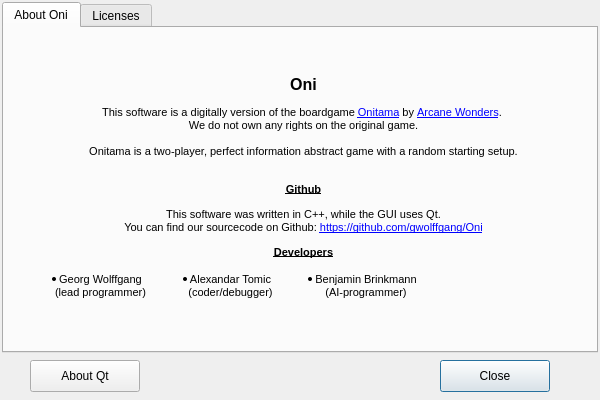
Above: aboutwindow.ui from gwolffgang/Oni before the change. Below: the same form after it.
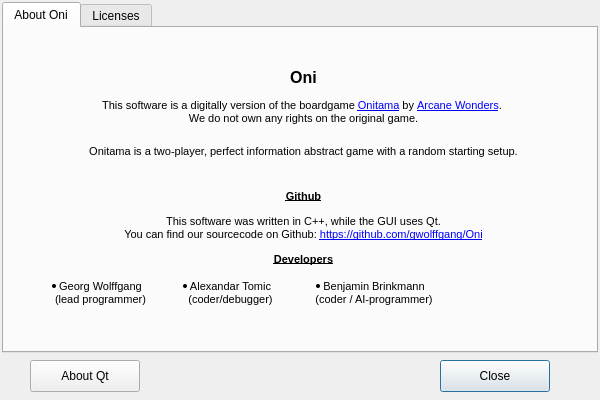
That is the form after the change. Icons and pictures are not drawn.

Diff of the .ui file:
```diff
--- a/aboutwindow.ui
+++ b/aboutwindow.ui
@@ -89,23 +89,23 @@
          <string>&lt;!DOCTYPE HTML PUBLIC &quot;-//W3C//DTD HTML 4.0//EN&quot; &quot;http://www.w3.org/TR/REC-html40/strict.dtd&quot;&gt;
 &lt;html&gt;&lt;head&gt;&lt;meta name=&quot;qrichtext&quot; content=&quot;1&quot; /&gt;&lt;style type=&quot;text/css&quot;&gt;
 p, li { white-space: pre-wrap; }
-&lt;/style&gt;&lt;/head&gt;&lt;body style=&quot; font-family:'MS Shell Dlg 2'; font-size:8pt; font-weight:400; font-style:normal;&quot;&gt;
-&lt;p align=&quot;center&quot; style=&quot; margin-top:14px; margin-bottom:12px; margin-left:0px; margin-right:0px; -qt-block-indent:0; text-indent:0px;&quot;&gt;&lt;span style=&quot; font-family:'.SF NS Text'; font-size:12pt; font-weight:600; color:#000000;&quot;&gt;Oni&lt;/span&gt;&lt;/p&gt;
-&lt;p align=&quot;center&quot; style=&quot; margin-top:0px; margin-bottom:0px; margin-left:0px; margin-right:0px; -qt-block-indent:0; text-indent:0px;&quot;&gt;&lt;span style=&quot; font-family:'.SF NS Text'; color:#000000;&quot;&gt;This software is a digitally version of the boardgame &lt;/span&gt;&lt;a href=&quot;http://www.arcanewonders.com/Onitama&quot;&gt;&lt;span style=&quot; font-family:'.SF NS Text'; text-decoration: underline; color:#0000ff;&quot;&gt;Onitama&lt;/span&gt;&lt;/a&gt;&lt;span style=&quot; font-family:'.SF NS Text'; color:#000000;&quot;&gt; by &lt;/span&gt;&lt;a href=&quot;http://www.arcanewonders.com/&quot;&gt;&lt;span style=&quot; font-family:'.SF NS Text'; text-decoration: underline; color:#0000ff;&quot;&gt;Arcane Wonders&lt;/span&gt;&lt;/a&gt;&lt;span style=&quot; font-family:'.SF NS Text'; color:#000000;&quot;&gt;. &lt;/span&gt;&lt;/p&gt;
-&lt;p align=&quot;center&quot; style=&quot; margin-top:0px; margin-bottom:0px; margin-left:0px; margin-right:0px; -qt-block-indent:0; text-indent:0px;&quot;&gt;&lt;span style=&quot; font-family:'.SF NS Text'; color:#000000;&quot;&gt;We do not own any rights on the original game.&lt;br /&gt;&lt;/span&gt;&lt;/p&gt;
-&lt;p align=&quot;center&quot; style=&quot; margin-top:0px; margin-bottom:0px; margin-left:0px; margin-right:0px; -qt-block-indent:0; text-indent:0px;&quot;&gt;&lt;span style=&quot; font-family:'.SF NS Text'; color:#000000;&quot;&gt;Onitama is a two-player, perfect information abstract game with a random starting setup.&lt;br /&gt;&lt;/span&gt;&lt;/p&gt;
-&lt;p align=&quot;center&quot; style=&quot; margin-top:12px; margin-bottom:12px; margin-left:0px; margin-right:0px; -qt-block-indent:0; text-indent:0px;&quot;&gt;&lt;span style=&quot; font-family:'.SF NS Text'; font-weight:600; text-decoration: underline; color:#000000;&quot;&gt;Github&lt;/span&gt;&lt;/p&gt;
-&lt;p align=&quot;center&quot; style=&quot; margin-top:12px; margin-bottom:12px; margin-left:0px; margin-right:0px; -qt-block-indent:0; text-indent:0px;&quot;&gt;&lt;span style=&quot; font-family:'.SF NS Text'; color:#000000;&quot;&gt;This software was written in C++, while the GUI uses Qt.&lt;br /&gt;You can find our sourcecode on Github: &lt;/span&gt;&lt;a href=&quot;https://github.com/gwolffgang/Oni&quot;&gt;&lt;span style=&quot; font-family:'.SF NS Text'; text-decoration: underline; color:#0000ff;&quot;&gt;https://github.com/gwolffgang/Oni&lt;/span&gt;&lt;/a&gt;&lt;/p&gt;
-&lt;p align=&quot;center&quot; style=&quot; margin-top:12px; margin-bottom:12px; margin-left:0px; margin-right:0px; -qt-block-indent:0; text-indent:0px;&quot;&gt;&lt;span style=&quot; font-family:'.SF NS Text'; font-weight:600; text-decoration: underline; color:#000000;&quot;&gt;Developers&lt;/span&gt;&lt;/p&gt;
-&lt;p align=&quot;center&quot; style=&quot;-qt-paragraph-type:empty; margin-top:0px; margin-bottom:0px; margin-left:0px; margin-right:0px; -qt-block-indent:0; text-indent:0px; font-size:7.8pt;&quot;&gt;&lt;br /&gt;&lt;/p&gt;
+&lt;/style&gt;&lt;/head&gt;&lt;body style=&quot; font-family:'.SF NS Text'; font-size:13pt; font-weight:400; font-style:normal;&quot;&gt;
+&lt;p align=&quot;center&quot; style=&quot; margin-top:14px; margin-bottom:12px; margin-left:0px; margin-right:0px; -qt-block-indent:0; text-indent:0px;&quot;&gt;&lt;span style=&quot; font-size:12pt; font-weight:600; color:#000000;&quot;&gt;Oni&lt;/span&gt;&lt;/p&gt;
+&lt;p align=&quot;center&quot; style=&quot; margin-top:0px; margin-bottom:0px; margin-left:0px; margin-right:0px; -qt-block-indent:0; text-indent:0px;&quot;&gt;&lt;span style=&quot; font-size:8pt; color:#000000;&quot;&gt;This software is a digitally version of the boardgame &lt;/span&gt;&lt;a href=&quot;http://www.arcanewonders.com/Onitama&quot;&gt;&lt;span style=&quot; font-size:8pt; text-decoration: underline; color:#0000ff;&quot;&gt;Onitama&lt;/span&gt;&lt;/a&gt;&lt;span style=&quot; font-size:8pt; color:#000000;&quot;&gt; by &lt;/span&gt;&lt;a href=&quot;http://www.arcanewonders.com/&quot;&gt;&lt;span style=&quot; font-size:8pt; text-decoration: underline; color:#0000ff;&quot;&gt;Arcane Wonders&lt;/span&gt;&lt;/a&gt;&lt;span style=&quot; font-size:8pt; color:#000000;&quot;&gt;. &lt;/span&gt;&lt;/p&gt;
+&lt;p align=&quot;center&quot; style=&quot; margin-top:0px; margin-bottom:0px; margin-left:0px; margin-right:0px; -qt-block-indent:0; text-indent:0px;&quot;&gt;&lt;span style=&quot; font-size:8pt; color:#000000;&quot;&gt;We do not own any rights on the original game.&lt;br /&gt;&lt;/span&gt;&lt;/p&gt;
+&lt;p align=&quot;center&quot; style=&quot; margin-top:0px; margin-bottom:0px; margin-left:0px; margin-right:0px; -qt-block-indent:0; text-indent:0px;&quot;&gt;&lt;span style=&quot; font-size:8pt; color:#000000;&quot;&gt;Onitama is a two-player, perfect information abstract game with a random starting setup.&lt;br /&gt;&lt;/span&gt;&lt;/p&gt;
+&lt;p align=&quot;center&quot; style=&quot; margin-top:12px; margin-bottom:12px; margin-left:0px; margin-right:0px; -qt-block-indent:0; text-indent:0px;&quot;&gt;&lt;span style=&quot; font-size:8pt; font-weight:600; text-decoration: underline; color:#000000;&quot;&gt;Github&lt;/span&gt;&lt;/p&gt;
+&lt;p align=&quot;center&quot; style=&quot; margin-top:12px; margin-bottom:12px; margin-left:0px; margin-right:0px; -qt-block-indent:0; text-indent:0px;&quot;&gt;&lt;span style=&quot; font-size:8pt; color:#000000;&quot;&gt;This software was written in C++, while the GUI uses Qt.&lt;br /&gt;You can find our sourcecode on Github: &lt;/span&gt;&lt;a href=&quot;https://github.com/gwolffgang/Oni&quot;&gt;&lt;span style=&quot; font-size:8pt; text-decoration: underline; color:#0000ff;&quot;&gt;https://github.com/gwolffgang/Oni&lt;/span&gt;&lt;/a&gt;&lt;/p&gt;
+&lt;p align=&quot;center&quot; style=&quot; margin-top:12px; margin-bottom:12px; margin-left:0px; margin-right:0px; -qt-block-indent:0; text-indent:0px;&quot;&gt;&lt;span style=&quot; font-size:8pt; font-weight:600; text-decoration: underline; color:#000000;&quot;&gt;Developers&lt;/span&gt;&lt;/p&gt;
+&lt;p align=&quot;center&quot; style=&quot;-qt-paragraph-type:empty; margin-top:0px; margin-bottom:0px; margin-left:0px; margin-right:0px; -qt-block-indent:0; text-indent:0px; font-family:'MS Shell Dlg 2'; font-size:7.8pt;&quot;&gt;&lt;br /&gt;&lt;/p&gt;
 &lt;table border=&quot;0&quot; style=&quot; margin-top:0px; margin-bottom:0px; margin-left:0px; margin-right:0px;&quot; cellspacing=&quot;2&quot; cellpadding=&quot;0&quot;&gt;
 &lt;tr&gt;
 &lt;td&gt;
-&lt;ul style=&quot;margin-top: 0px; margin-bottom: 0px; margin-left: 0px; margin-right: 0px; -qt-list-indent: 1;&quot;&gt;&lt;li style=&quot; color:#000000;&quot; align=&quot;center&quot; style=&quot; margin-top:12px; margin-bottom:12px; margin-left:0px; margin-right:0px; -qt-block-indent:0; text-indent:0px;&quot;&gt;Georg Wolffgang&lt;br /&gt;(lead programmer)&lt;/li&gt;&lt;/ul&gt;&lt;/td&gt;
+&lt;ul style=&quot;margin-top: 0px; margin-bottom: 0px; margin-left: 0px; margin-right: 0px; -qt-list-indent: 1;&quot;&gt;&lt;li style=&quot; font-family:'MS Shell Dlg 2'; font-size:8pt; color:#000000;&quot; align=&quot;center&quot; style=&quot; margin-top:12px; margin-bottom:12px; margin-left:0px; margin-right:0px; -qt-block-indent:0; text-indent:0px;&quot;&gt;Georg Wolffgang&lt;br /&gt;(lead programmer)&lt;/li&gt;&lt;/ul&gt;&lt;/td&gt;
 &lt;td&gt;
-&lt;ul style=&quot;margin-top: 0px; margin-bottom: 0px; margin-left: 0px; margin-right: 0px; -qt-list-indent: 1;&quot;&gt;&lt;li style=&quot; color:#000000;&quot; align=&quot;center&quot; style=&quot; margin-top:12px; margin-bottom:12px; margin-left:0px; margin-right:0px; -qt-block-indent:0; text-indent:0px;&quot;&gt;Alexandar Tomic&lt;br /&gt;(coder/debugger)&lt;/li&gt;&lt;/ul&gt;&lt;/td&gt;
+&lt;ul style=&quot;margin-top: 0px; margin-bottom: 0px; margin-left: 0px; margin-right: 0px; -qt-list-indent: 1;&quot;&gt;&lt;li style=&quot; font-family:'MS Shell Dlg 2'; font-size:8pt; color:#000000;&quot; align=&quot;center&quot; style=&quot; margin-top:12px; margin-bottom:12px; margin-left:0px; margin-right:0px; -qt-block-indent:0; text-indent:0px;&quot;&gt;Alexandar Tomic&lt;br /&gt;(coder/debugger)&lt;/li&gt;&lt;/ul&gt;&lt;/td&gt;
 &lt;td&gt;
-&lt;ul style=&quot;margin-top: 0px; margin-bottom: 0px; margin-left: 0px; margin-right: 0px; -qt-list-indent: 1;&quot;&gt;&lt;li style=&quot; color:#000000;&quot; align=&quot;center&quot; style=&quot; margin-top:12px; margin-bottom:12px; margin-left:0px; margin-right:0px; -qt-block-indent:0; text-indent:0px;&quot;&gt;Benjamin Brinkmann&lt;br /&gt;(AI-programmer)&lt;/li&gt;&lt;/ul&gt;&lt;/td&gt;&lt;/tr&gt;&lt;/table&gt;&lt;/body&gt;&lt;/html&gt;</string>
+&lt;ul style=&quot;margin-top: 0px; margin-bottom: 0px; margin-left: 0px; margin-right: 0px; -qt-list-indent: 1;&quot;&gt;&lt;li style=&quot; font-family:'MS Shell Dlg 2'; font-size:8pt; color:#000000;&quot; align=&quot;center&quot; style=&quot; margin-top:12px; margin-bottom:12px; margin-left:0px; margin-right:0px; -qt-block-indent:0; text-indent:0px;&quot;&gt;Benjamin Brinkmann&lt;br /&gt;(coder / AI-programmer)&lt;/li&gt;&lt;/ul&gt;&lt;/td&gt;&lt;/tr&gt;&lt;/table&gt;&lt;/body&gt;&lt;/html&gt;</string>
         </property>
        </widget>
       </item>
```
